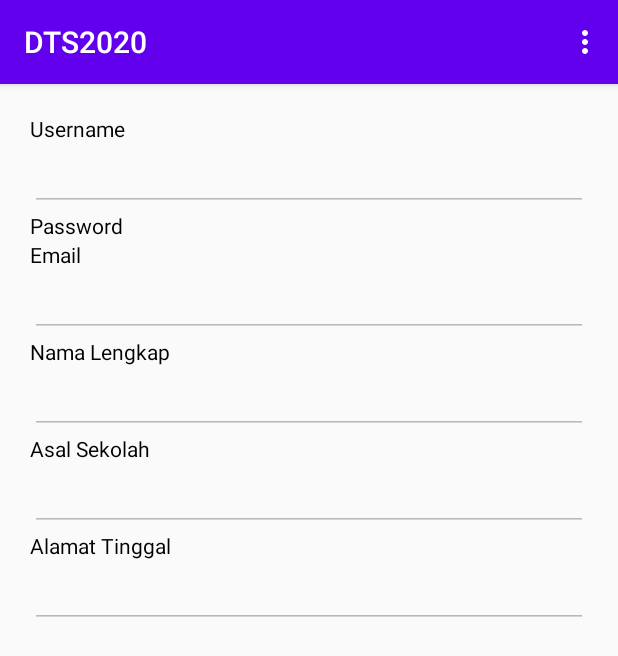
After one commit to zuniarhidaya/dts2020, an Android app: the ProfileActivity screen opened directly, with no data from a screen before it, on a phone screen of 412 x 824 dp. The commit adds this screen. Shown: the top 656 px of the screen. Run offline under Robolectric (Android 15) with nearby library versions, the phone set to English and light mode, and no system bars.

Commit message:
Validasi Login

```diff
--- a/app/src/main/AndroidManifest.xml
+++ b/app/src/main/AndroidManifest.xml
@@ -13,7 +13,8 @@
         android:roundIcon="@mipmap/ic_launcher_round"
         android:supportsRtl="true"
         android:theme="@style/AppTheme">
-        <activity android:name=".RegisterActivity"></activity>
+        <activity android:name=".ProfileActivity"></activity>
+        <activity android:name=".RegisterActivity" />
         <activity android:name=".SplashScreen" />
         <activity android:name=".LoginActivity" />
         <activity android:name=".AplikasiNama" />
--- a/app/src/main/java/com/example/dts2020/LoginActivity.java
+++ b/app/src/main/java/com/example/dts2020/LoginActivity.java
@@ -69,7 +69,7 @@ public class LoginActivity extends AppCompatActivity {
 
             if (datauser[1].equals(password.getText().toString())) {
                 simpanFileLogin();
-                Intent intent = new Intent(this, MainActivity.class);
+                Intent intent = new Intent(this, ProfileActivity.class);
                 startActivity(intent);
                 finish();
             } else {
--- a/app/src/main/java/com/example/dts2020/MainActivity.java
+++ b/app/src/main/java/com/example/dts2020/MainActivity.java
@@ -1,35 +1,19 @@
 package com.example.dts2020;
 
-import androidx.appcompat.app.AlertDialog;
 import androidx.appcompat.app.AppCompatActivity;
 
-import android.content.DialogInterface;
 import android.content.Intent;
 import android.os.Bundle;
-import android.view.Menu;
 import android.view.View;
 import android.widget.AdapterView;
 import android.widget.ArrayAdapter;
-import android.widget.Button;
-import android.widget.EditText;
 import android.widget.ListView;
-import android.widget.TextView;
-import android.widget.Toast;
-
-import java.io.BufferedReader;
-import java.io.File;
-import java.io.FileReader;
-import java.io.IOException;
-import java.util.List;
 
 public class MainActivity extends AppCompatActivity {
 
     String[] menu = new String[]{"Input Nama", "Aplikasi Kalkulator", "Aplikasi ListView", "Penyimpanan Internal Storage", "Penyimpanan External Storage", "Login"};
 
     ListView listView;
-    EditText editUsername, editPassword, editEmail, editNama, editAsal, editAlamat;
-    Button simpan;
-    TextView password;
 
     public static final String FILENAME = "login";
 
@@ -39,22 +23,6 @@ public class MainActivity extends AppCompatActivity {
         setContentView(R.layout.activity_main);
 
         listView = (ListView) findViewById(R.id.listMenu);
-        editAlamat = findViewById(R.id.editAlamat);
-        editAsal = findViewById(R.id.editAsal);
-        editEmail = findViewById(R.id.editEmail);
-        editNama = findViewById(R.id.editNama);
-        editPassword = findViewById(R.id.editPassword);
-        editUsername = findViewById(R.id.editUsername);
-        //simpan = findViewById(R.id.btnSimpan);
-
-//        simpan.setVisibility(View.GONE);
-//        editUsername.setEnabled(false);
-//        editPassword.setVisibility(View.GONE);
-//        password.setVisibility(View.GONE);
-//        editAlamat.setEnabled(false);
-//        editNama.setEnabled(false);
-//        editEmail.setEnabled(false);
-//        editAsal.setEnabled(false);
 
         ArrayAdapter arrayAdapter = new ArrayAdapter(this,
                 android.R.layout.simple_list_item_1,
@@ -92,79 +60,4 @@ public class MainActivity extends AppCompatActivity {
             }
         });
     }
-
-    void bacaFileLogin() {
-        File sdcard = getFilesDir();
-        File file = new File(sdcard, FILENAME);
-        if (file.exists()) {
-            StringBuilder text = new StringBuilder();
-            try {
-                BufferedReader br = new BufferedReader(new FileReader(file));
-                String line = br.readLine();
-                while (line != null) {
-                    text.append(line);
-                    line = br.readLine();
-                }
-                br.close();
-            } catch (IOException e) {
-                System.out.println("Error" + e.getMessage());
-            }
-            String data = text.toString();
-            String[] datauser = data.split(";");
-            bacaDataUser(datauser[0]);
-        }
-    }
-
-    void bacaDataUser(String fileName) {
-        File sdcard = getFilesDir();
-        File file = new File(sdcard, fileName);
-        if (file.exists()) {
-            StringBuilder text = new StringBuilder();
-            try {
-                BufferedReader br = new BufferedReader(new FileReader(file));
-                String line = br.readLine();
-                while (line != null) {
-                    text.append(line);
-                    line = br.readLine();
-                }
-                br.close();
-            } catch (IOException e) {
-                System.out.println("Error" + e.getMessage());
-            }
-            String data = text.toString();
-            String[] datauser = data.split(";");
-
-            editUsername.setText(datauser[0]);
-            editEmail.setText(datauser[2]);
-            editNama.setText(datauser[3]);
-            editAsal.setText(datauser[4]);
-            editAlamat.setText(datauser[5]);
-        } else {
-            Toast.makeText(this, "User Tidak Ditemukan", Toast.LENGTH_SHORT).show();
-        }
-    }
-
-    void hapusFile(){
-        File file = new File(getFilesDir(), FILENAME);
-        if(file.exists()){
-            file.delete();
-        }
-    }
-
-    void tampilkanDialogKonfirmasiLogout(){
-        new AlertDialog.Builder(this)
-                .setTitle("Logout")
-                .setMessage("Apakah anda yakin ingin logout?")
-                .setIcon(android.R.drawable.ic_dialog_alert)
-                .setPositiveButton(android.R.string.yes, new DialogInterface.OnClickListener() {
-                    @Override
-                    public void onClick(DialogInterface dialog, int which) {
-                            hapusFile();
-                            Intent intent = new Intent(MainActivity.this, LoginActivity.class);
-                            startActivity(intent);
-                            finish();
-                    }
-                })
-                .setNegativeButton(android.R.string.no, null).show();
-    }
 }
--- /dev/null
+++ b/app/src/main/java/com/example/dts2020/ProfileActivity.java
@@ -0,0 +1,148 @@
+package com.example.dts2020;
+
+import androidx.appcompat.app.AlertDialog;
+import androidx.appcompat.app.AppCompatActivity;
+
+import android.content.DialogInterface;
+import android.content.Intent;
+import android.os.Bundle;
+import android.view.Menu;
+import android.view.MenuInflater;
+import android.view.MenuItem;
+import android.view.View;
+import android.widget.Button;
+import android.widget.EditText;
+import android.widget.TextView;
+import android.widget.Toast;
+
+import java.io.BufferedReader;
+import java.io.File;
+import java.io.FileReader;
+import java.io.IOException;
+
+public class ProfileActivity extends AppCompatActivity {
+
+    public static final String FILENAME="login";
+
+    EditText editUsername, editPassword, editEmail, editNama, editAsal, editAlamat;
+    Button simpan;
+    TextView password;
+
+    @Override
+    protected void onCreate(Bundle savedInstanceState) {
+        super.onCreate(savedInstanceState);
+        setContentView(R.layout.activity_profile);
+
+        editAlamat = findViewById(R.id.editAlamat);
+        editAsal = findViewById(R.id.editAsal);
+        editEmail = findViewById(R.id.editEmail);
+        editNama = findViewById(R.id.editNama);
+        editPassword = findViewById(R.id.editPassword);
+        editUsername = findViewById(R.id.editUsername);
+        simpan = findViewById(R.id.btnSimpan);
+
+        simpan.setVisibility(View.GONE);
+        editUsername.setEnabled(false);
+        editPassword.setVisibility(View.GONE);
+        editPassword.setVisibility(View.GONE);
+        editAlamat.setEnabled(false);
+        editNama.setEnabled(false);
+        editEmail.setEnabled(false);
+        editAsal.setEnabled(false);
+
+        bacaFileLogin();
+    }
+
+
+    void bacaFileLogin() {
+        File sdcard = getFilesDir();
+        File file = new File(sdcard, FILENAME);
+        if (file.exists()) {
+            StringBuilder text = new StringBuilder();
+            try {
+                BufferedReader br = new BufferedReader(new FileReader(file));
+                String line = br.readLine();
+                while (line != null) {
+                    text.append(line);
+                    line = br.readLine();
+                }
+                br.close();
+            } catch (IOException e) {
+                System.out.println("Error" + e.getMessage());
+            }
+            String data = text.toString();
+            String[] datauser = data.split(";");
+            bacaDataUser(datauser[0]);
+        }
+    }
+
+    void bacaDataUser(String fileName) {
+        File sdcard = getFilesDir();
+        File file = new File(sdcard, fileName);
+        if (file.exists()) {
+            StringBuilder text = new StringBuilder();
+            try {
+                BufferedReader br = new BufferedReader(new FileReader(file));
+                String line = br.readLine();
+                while (line != null) {
+                    text.append(line);
+                    line = br.readLine();
+                }
+                br.close();
+            } catch (IOException e) {
+                System.out.println("Error" + e.getMessage());
+            }
+            String data = text.toString();
+            String[] datauser = data.split(";");
+
+            editUsername.setText(datauser[0]);
+            editEmail.setText(datauser[2]);
+            editNama.setText(datauser[3]);
+            editAsal.setText(datauser[4]);
+            editAlamat.setText(datauser[5]);
+        } else {
+            Toast.makeText(this, "User Tidak Ditemukan", Toast.LENGTH_SHORT).show();
+        }
+    }
+
+    @Override
+    public boolean onCreateOptionsMenu(Menu menu) {
+        MenuInflater inflater = getMenuInflater();
+        inflater.inflate(R.menu.menu, menu);
+        return super.onCreateOptionsMenu(menu);
+    }
+
+    @Override
+    public boolean onOptionsItemSelected(MenuItem item) {
+        switch (item.getItemId()){
+            case R.id.action_logout:
+            tampilkanDialogKonfirmasiLogout();
+            break;
+        }
+        return super.onOptionsItemSelected(item);
+    }
+
+    void hapusFile(){
+        File file = new File(getFilesDir(), FILENAME);
+        if(file.exists()){
+            file.delete();
+        }
+    }
+
+    void tampilkanDialogKonfirmasiLogout(){
+        new AlertDialog.Builder(this)
+                .setTitle("Logout")
+                .setMessage("Apakah anda yakin ingin logout?")
+                .setIcon(android.R.drawable.ic_dialog_alert)
+                .setPositiveButton(android.R.string.yes, new DialogInterface.OnClickListener() {
+                    @Override
+                    public void onClick(DialogInterface dialog, int which) {
+                        hapusFile();
+                        Intent intent = new Intent(ProfileActivity.this, LoginActivity.class);
+                        startActivity(intent);
+                        finish();
+                    }
+                })
+                .setNegativeButton(android.R.string.no, null).show();
+    }
+}
--- a/app/src/main/res/layout/activity_login.xml
+++ b/app/src/main/res/layout/activity_login.xml
@@ -14,7 +14,7 @@
         android:layout_width="100dp"
         android:layout_height="100dp"
         android:layout_gravity="center_horizontal"
-        android:src="@drawable/ic_android_black_24dp"
+        android:src="@drawable/logo"
         android:layout_marginBottom="25dp"/>
 
     <TextView
@@ -45,6 +45,7 @@
         android:id="@+id/ed2"
         android:layout_width="match_parent"
         android:layout_height="wrap_content"
+        android:inputType="textPassword"
         android:layout_marginBottom="25dp"/>
 
     <Button
@@ -52,6 +53,8 @@
         android:layout_width="match_parent"
         android:layout_height="wrap_content"
         android:text="@string/login"
+        android:background="#03A9F4"
+        android:textColor="#fff"
         android:textSize="24sp"
         android:layout_marginBottom="25dp"/>
 
@@ -59,6 +62,8 @@
         android:id="@+id/register"
         android:layout_width="match_parent"
         android:layout_height="wrap_content"
+        android:background="#03A9F4"
+        android:textColor="#fff"
         android:text="@string/register"
         android:textSize="24sp"/>
 
--- /dev/null
+++ b/app/src/main/res/layout/activity_profile.xml
@@ -0,0 +1,131 @@
+<?xml version="1.0" encoding="utf-8"?>
+<LinearLayout
+    xmlns:android="http://schemas.android.com/apk/res/android"
+    xmlns:app="http://schemas.android.com/apk/res-auto"
+    xmlns:tools="http://schemas.android.com/tools"
+    android:layout_width="match_parent"
+    android:layout_height="match_parent"
+    android:orientation="vertical"
+    tools:context=".ProfileActivity">
+
+    <ScrollView
+        android:layout_width="match_parent"
+        android:layout_height="match_parent">
+
+        <LinearLayout
+            android:layout_width="match_parent"
+            android:layout_height="match_parent"
+            android:orientation="vertical"
+            android:padding="20dp">
+
+            <TextView
+                android:layout_width="wrap_content"
+                android:layout_height="wrap_content"
+                android:text="@string/username"
+                android:textColor="#000"
+                android:textSize="14sp"/>
+
+            <EditText
+                android:id="@+id/editUsername"
+                android:layout_width="match_parent"
+                android:layout_height="40dp"
+                android:layout_marginTop="5dp"
+                android:inputType="text"
+                android:textColor="#000"
+                android:textSize="14sp"/>
+
+            <TextView
+                android:layout_width="wrap_content"
+                android:layout_height="wrap_content"
+                android:text="@string/password"
+                android:textColor="#000"
+                android:textSize="14sp"/>
+
+            <EditText
+                android:id="@+id/editPassword"
+                android:layout_width="match_parent"
+                android:layout_height="40dp"
+                android:layout_marginTop="5dp"
+                android:inputType="textPassword"
+                android:textColor="#000"
+                android:textSize="14sp"/>
+
+            <TextView
+                android:layout_width="wrap_content"
+                android:layout_height="wrap_content"
+                android:text="@string/email"
+                android:textColor="#000"
+                android:textSize="14sp"/>
+
+            <EditText
+                android:id="@+id/editEmail"
+                android:layout_width="match_parent"
+                android:layout_height="40dp"
+                android:layout_marginTop="5dp"
+                android:inputType="textEmailAddress"
+                android:textColor="#000"
+                android:textSize="14sp"/>
+
+            <TextView
+                android:layout_width="wrap_content"
+                android:layout_height="wrap_content"
+                android:text="@string/namalengkap"
+                android:textColor="#000"
+                android:textSize="14sp"/>
+
+            <EditText
+                android:id="@+id/editNama"
+                android:layout_width="match_parent"
+                android:layout_height="40dp"
+                android:layout_marginTop="5dp"
+                android:inputType="text"
+                android:textColor="#000"
+                android:textSize="14sp"/>
+
+            <TextView
+                android:layout_width="wrap_content"
+                android:layout_height="wrap_content"
+                android:text="@string/asalsekolah"
+                android:textColor="#000"
+                android:textSize="14sp"/>
+
+            <EditText
+                android:id="@+id/editAsal"
+                android:layout_width="match_parent"
+                android:layout_height="40dp"
+                android:layout_marginTop="5dp"
+                android:inputType="text"
+                android:textColor="#000"
+                android:textSize="14sp"/>
+
+            <TextView
+                android:layout_width="wrap_content"
+                android:layout_height="wrap_content"
+                android:text="@string/alamat"
+                android:textColor="#000"
+                android:textSize="14sp"/>
+
+            <EditText
+                android:id="@+id/editAlamat"
+                android:layout_width="match_parent"
+                android:layout_height="40dp"
+                android:layout_marginTop="5dp"
+                android:inputType="text"
+                android:textColor="#000"
+                android:textSize="14sp"/>
+
+            <Button
+                android:id="@+id/btnSimpan"
+                android:layout_width="match_parent"
+                android:layout_height="40dp"
+                android:layout_marginTop="40dp"
+                android:background="@color/colorPrimary"
+                android:text="@string/simpan"
+                android:textColor="#fff"
+                android:textSize="14sp"/>
+
+        </LinearLayout>
+
+    </ScrollView>
+
+</LinearLayout>
--- /dev/null
+++ b/app/src/main/res/menu/menu.xml
@@ -0,0 +1,10 @@
+<?xml version="1.0" encoding="utf-8"?>
+<menu xmlns:android="http://schemas.android.com/apk/res/android"
+    xmlns:app="http://schemas.android.com/apk/res-auto">
+    <item
+        android:id="@+id/action_logout"
+        android:title="Logout"
+        android:visible="true"
+        app:showAsAction="never" />
+
+</menu>
--- a/app/src/main/res/values/strings.xml
+++ b/app/src/main/res/values/strings.xml
@@ -12,4 +12,5 @@
     <string name="asalsekolah">Asal Sekolah</string>
     <string name="alamat">Alamat Tinggal</string>
     <string name="simpan">Simpan</string>
+    <string name="logout">Logout</string>
 </resources>
```
